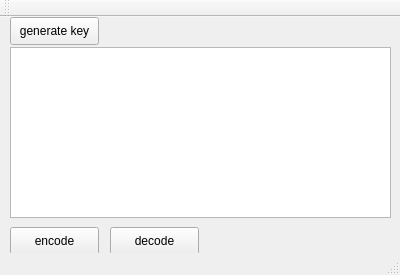
Above: elGamalGUI/elgamalgui.ui from vvir2219/cryptoLaboratoare before the change. Below: the same form after it.
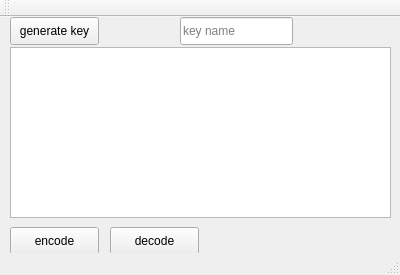
That is the form after the change.

```diff
--- a/elGamalGUI/elgamalgui.ui
+++ b/elGamalGUI/elgamalgui.ui
@@ -63,6 +63,19 @@
      </rect>
     </property>
    </widget>
+   <widget class="QLineEdit" name="input_key_name">
+    <property name="geometry">
+     <rect>
+      <x>180</x>
+      <y>0</y>
+      <width>113</width>
+      <height>28</height>
+     </rect>
+    </property>
+    <property name="placeholderText">
+     <string>key name</string>
+    </property>
+   </widget>
   </widget>
   <widget class="QToolBar" name="mainToolBar">
    <attribute name="toolBarArea">
```
